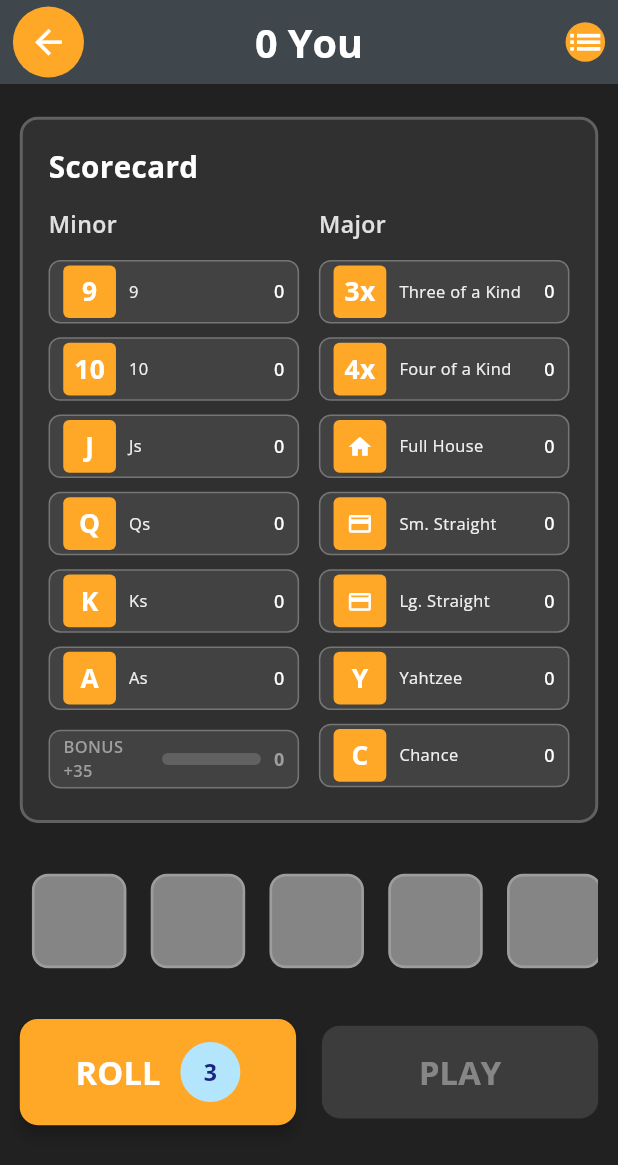
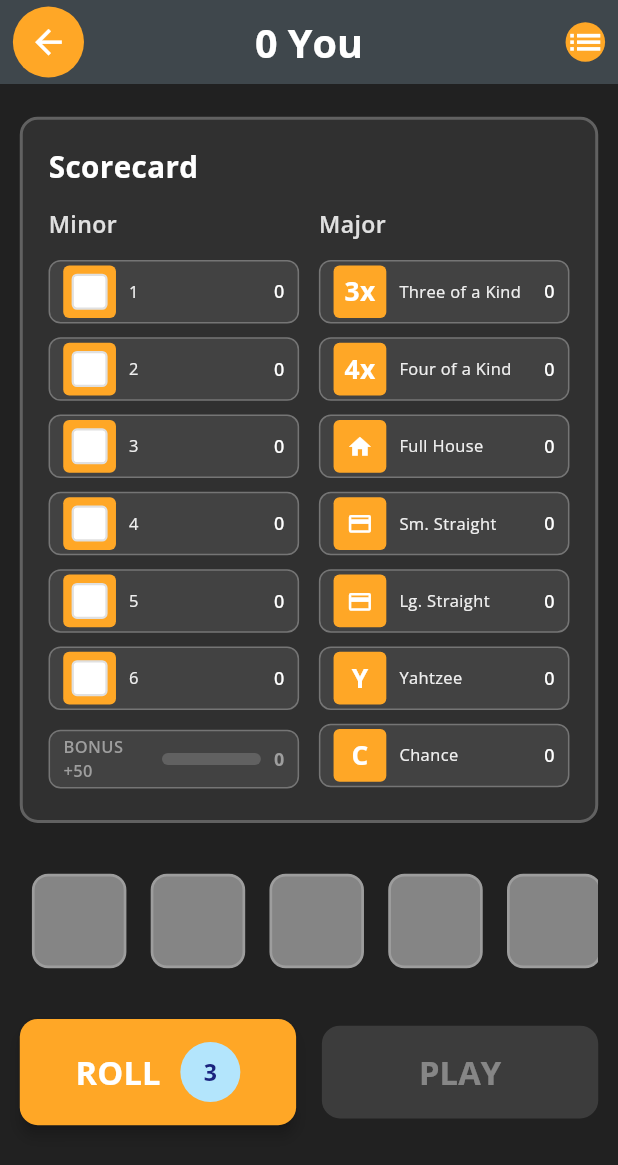
Before and after one commit to carlosroman/poker-dice-app, a Flutter app: the GameScreen screen opened directly, on a phone screen of 412 x 824 dp. Shown: the top 1165 px of the screen. Run offline on Flutter 3.47's test engine with Material 3 defaults, Android fonts, the phone set to English and light mode, and no system bars; our stand-ins replace flutter_riverpod, google_fonts, shared_preferences; accounts and stored records are empty.

Commit message:
feat(game): convert to traditional dice with pips
- Changed dice faces from card values (9,10,J,Q,K,A) to traditional (1-6)
- Created DiceDot widget for rendering dice with pips/dots
- Updated upper section: Ones, Twos, Threes, Fours, Fives, Sixes
- Bonus threshold: 63 → 20, Bonus points: 35 → 50
- Rewrote scoring logic for traditional dice values
- Updated all tests to match new dice values
- All 277 tests pass

```diff
--- a/lib/core/constants/dice_faces.dart
+++ b/lib/core/constants/dice_faces.dart
@@ -4,25 +4,25 @@
 /// game rules, and scoring categories.
 library;
 
-/// Card-style dice faces mapped to indices 0-5.
+/// Traditional dice faces with values 1-6.
 ///
-/// The dice use card-style values instead of traditional pips:
-/// - Index 0: 9
-/// - Index 1: 10
-/// - Index 2: J (Jack)
-/// - Index 3: Q (Queen)
-/// - Index 4: K (King)
-/// - Index 5: A (Ace)
-const List<Object> DICE_FACES = [9, 10, 'J', 'Q', 'K', 'A'];
+/// The dice use traditional pip values:
+/// - 1: Single center pip
+/// - 2: Two pips (diagonal)
+/// - 3: Three pips (diagonal)
+/// - 4: Four pips (corners)
+/// - 5: Five pips (corners + center)
+/// - 6: Six pips (two columns of 3)
+const List<int> DICE_FACES = [1, 2, 3, 4, 5, 6];
 
 /// Maximum number of rolls allowed per turn.
 const int MAX_ROLLS = 3;
 
 /// Minimum sum required in upper section to earn bonus.
-const int BONUS_THRESHOLD = 63;
+const int BONUS_THRESHOLD = 20;
 
 /// Bonus points awarded when upper section sum meets threshold.
-const int BONUS_POINTS = 35;
+const int BONUS_POINTS = 50;
 
 /// Number of dice used in the game.
 const int NUM_DICE = 5;
@@ -30,30 +30,37 @@
 /// Total number of scoring categories.
 ///
 /// Breakdown:
-/// - 6 upper section categories (pairs of each face)
+/// - 6 upper section categories (Ones through Sixes)
 /// - 7 lower section categories (combinations + Chance)
 /// - 1 bonus category
 const int NUM_CATEGORIES = 14;
 
-/// Minor section scoring category names.
+/// Upper section scoring category names.
 ///
-/// Scoring rules (count of matching dice × multiplier):
-/// - 9s: count × 1 (1 each)
-/// - 10s: count × 2 (2 each)
-/// - Js: count × 3 (3 each)
-/// - Qs: count × 4 (4 each)
-/// - Ks: count × 5 (5 each)
-/// - As: count × 6 (6 each)
-const List<String> UPPER_CATEGORIES = ['9s', '10s', 'Js', 'Qs', 'Ks', 'As'];
+/// Scoring rules: sum of all dice matching the category value.
+/// - Ones: sum of all 1s
+/// - Twos: sum of all 2s
+/// - Threes: sum of all 3s
+/// - Fours: sum of all 4s
+/// - Fives: sum of all 5s
+/// - Sixes: sum of all 6s
+const List<String> UPPER_CATEGORIES = [
+  'Ones',
+  'Twos',
+  'Threes',
+  'Fours',
+  'Fives',
+  'Sixes',
+];
 
-/// Major section scoring category names.
+/// Lower section scoring category names.
 ///
 /// Scoring rules:
 /// - Three of a Kind: sum of all dice
 /// - Four of a Kind: sum of all dice
 /// - Full House: 25 points
-/// - Sm. Straight: 30 points (4 consecutive values)
-/// - Lg. Straight: 40 points (5 consecutive values)
+/// - Sm. Straight: 30 points (5 consecutive: 1-2-3-4-5 or 2-3-4-5-6)
+/// - Lg. Straight: 40 points (6 consecutive: 1-2-3-4-5-6)
 /// - Yahtzee: 50 points (5 same)
 /// - Chance: sum of all dice
 const List<String> LOWER_CATEGORIES = [
--- a/lib/features/ui/screens/game_screen.dart
+++ b/lib/features/ui/screens/game_screen.dart
@@ -8,6 +8,7 @@
 import '../../game/providers/game_provider.dart';
 import '../../score/score_provider.dart';
 import '../widgets/dice_card.dart';
+import '../widgets/dice_dot.dart';
 
 const _animationDuration = Duration(milliseconds: 300);
 const _fadeDuration = Duration(milliseconds: 250);
@@ -443,15 +444,6 @@
     _ResponsiveSizes sizes,
   ) {
     final majorCategories = LOWER_CATEGORIES;
-    final majorIcons = [
-      '3x',
-      '4x',
-      Icons.home,
-      Icons.credit_card,
-      Icons.credit_card,
-      'Y',
-      'C',
-    ];
 
     return Column(
       crossAxisAlignment: CrossAxisAlignment.start,
@@ -474,7 +466,7 @@
 
           return _buildScoreRow(
             context,
-            icon: majorIcons[index - 6],
+            icon: _buildMajorIcon(index - 6, sizes),
             category: category,
             isScored: isScored,
             scoredValue: scoredValue,
@@ -493,7 +485,7 @@
   /// Builds a single score row with icon, score box, and potential score.
   Widget _buildScoreRow(
     BuildContext context, {
-    required Object icon,
+    required Widget icon,
     required String category,
     required bool isScored,
     required int scoredValue,
@@ -544,13 +536,7 @@
                         : const Color(0xFFFFA726),
                     borderRadius: BorderRadius.circular(4),
                   ),
-                  child: Center(
-                    child: _buildIconWidget(
-                      icon,
-                      isIcon: icon is IconData,
-                      sizes: sizes,
-                    ),
-                  ),
+                  child: Center(child: icon),
                 ),
                 SizedBox(width: sizes.spacingSmall + 2),
                 // Category name
@@ -1059,7 +1045,7 @@
               ),
               SizedBox(height: sizes.spacingSmall - 2),
               Text(
-                'Score pairs of each face value (9, 10, J, Q, K, A).',
+                'Score the sum of each die value (1-6).',
                 style: GoogleFonts.openSans(
                   color: Colors.grey[300],
                   fontSize: sizes.fontSizeSmall + 2,
@@ -1099,21 +1085,21 @@
                 ),
               ),
               Text(
-                '• Full House: Sum of all dice (3+2)',
+                '• Full House: 25 points (3+2)',
                 style: GoogleFonts.openSans(
                   color: Colors.grey[300],
                   fontSize: sizes.fontSizeSmall + 2,
                 ),
               ),
               Text(
-                '• Small Straight: 25 points (5 consecutive)',
+                '• Small Straight: 30 points (5 consecutive: 1-2-3-4-5 or 2-3-4-5-6)',
                 style: GoogleFonts.openSans(
                   color: Colors.grey[300],
                   fontSize: sizes.fontSizeSmall + 2,
                 ),
               ),
               Text(
-                '• Large Straight: 25 points (6 consecutive)',
+                '• Large Straight: 40 points (6 consecutive: 1-2-3-4-5-6)',
                 style: GoogleFonts.openSans(
                   color: Colors.grey[300],
                   fontSize: sizes.fontSizeSmall + 2,
@@ -1145,17 +1131,62 @@
     );
   }
 
-  /// Returns the icon widget based on whether it's an icon data or text.
-  Widget _buildIconWidget(
-    Object icon, {
-    required bool isIcon,
-    required _ResponsiveSizes sizes,
-  }) {
-    if (isIcon) {
-      return Icon(icon as IconData, color: Colors.white, size: sizes.iconSize);
-    } else {
+  /// Builds the icon for major section categories.
+  Widget _buildMajorIcon(int index, _ResponsiveSizes sizes) {
+    switch (index) {
+      case 0: // Three of a Kind
         return Text(
-        icon.toString(),
+          '3x',
+          style: GoogleFonts.openSans(
+            fontSize: sizes.iconSize,
+            color: Colors.white,
+            fontWeight: FontWeight.bold,
+          ),
+        );
+      case 1: // Four of a Kind
+        return Text(
+          '4x',
+          style: GoogleFonts.openSans(
+            fontSize: sizes.iconSize,
+            color: Colors.white,
+            fontWeight: FontWeight.bold,
+          ),
+        );
+      case 2: // Full House
+        return Icon(Icons.home, color: Colors.white, size: sizes.iconSize);
+      case 3: // Sm. Straight
+        return Icon(
+          Icons.credit_card,
+          color: Colors.white,
+          size: sizes.iconSize,
+        );
+      case 4: // Lg. Straight
+        return Icon(
+          Icons.credit_card,
+          color: Colors.white,
+          size: sizes.iconSize,
+        );
+      case 5: // Yahtzee
+        return Text(
+          'Y',
+          style: GoogleFonts.openSans(
+            fontSize: sizes.iconSize,
+            color: Colors.white,
+            fontWeight: FontWeight.bold,
+          ),
+        );
+      case 6: // Chance
+        return Text(
+          'C',
+          style: GoogleFonts.openSans(
+            fontSize: sizes.iconSize,
+            color: Colors.white,
+            fontWeight: FontWeight.bold,
+          ),
+        );
+      default:
+        return Text(
+          '?',
           style: GoogleFonts.openSans(
             fontSize: sizes.iconSize,
             color: Colors.white,
@@ -1166,33 +1197,22 @@
   }
 
   /// Extracts the die face value from category name.
+  /// Returns the numeric value (1-6) for upper section categories.
   String _getDieFaceValue(String categoryName) {
-    if (categoryName.contains('9')) return '9';
-    if (categoryName.contains('10')) return '10';
-    if (categoryName.contains('Jacks')) return 'J';
-    if (categoryName.contains('Queens')) return 'Q';
-    if (categoryName.contains('Kings')) return 'K';
-    if (categoryName.contains('Aces')) return 'A';
+    if (categoryName == 'Ones') return '1';
+    if (categoryName == 'Twos') return '2';
+    if (categoryName == 'Threes') return '3';
+    if (categoryName == 'Fours') return '4';
+    if (categoryName == 'Fives') return '5';
+    if (categoryName == 'Sixes') return '6';
     return categoryName;
   }
 
-  /// Returns the icon for a dice face value.
-  Object _getDiceFaceIcon(int index) {
-    switch (index) {
-      case 0:
-        return '9';
-      case 1:
-        return '10';
-      case 2:
-        return 'J';
-      case 3:
-        return 'Q';
-      case 4:
-        return 'K';
-      case 5:
-        return 'A';
-      default:
-        return '?';
+  /// Returns the icon for a dice face value (1-6).
+  /// Returns a DiceDot widget for proper pip display.
+  Widget _getDiceFaceIcon(int index) {
+    // index 0-5 maps to values 1-6
+    final diceValue = index + 1;
+    return DiceDot(value: diceValue, size: 24.0, pipColor: Colors.white);
   }
 }
-}
--- a/lib/features/ui/widgets/dice_card.dart
+++ b/lib/features/ui/widgets/dice_card.dart
@@ -1,12 +1,12 @@
 import 'package:flutter/material.dart';
-import '../../../core/constants/dice_faces.dart';
+import 'dice_dot.dart';
 
-/// A card-style dice widget for the Poker Dice game.
+/// A dice widget for the Poker Dice (Yatzy) game.
 ///
-/// Displays a dice face with card-style values (9, 10, J, Q, K, A)
+/// Displays a dice face with traditional pips (dots) for values 1-6
 /// and supports hold functionality with visual feedback.
 class DiceCard extends StatefulWidget {
-  /// The dice value (index 0-5 for card faces: 9, 10, J, Q, K, A).
+  /// The dice value (1-6 for traditional dice faces).
   /// Null means the dice is unrolled/blank.
   final int? value;
 
@@ -42,7 +42,6 @@
   static const double _cardHeight = 70.0;
   static const double _borderWidth = 2.0;
   static const Color _diceBackgroundColor = Colors.white;
-  static const Color _diceTextColor = Colors.black;
   static const Color _heldBorderColor = Color(0xFFFF6F00);
   static const Color _unrolledDiceBackgroundColor = Colors.grey;
 
@@ -122,10 +121,6 @@
     super.dispose();
   }
 
-  /// Gets the display text for the dice value.
-  String get _faceText =>
-      widget.value != null ? DICE_FACES[widget.value!].toString() : '';
-
   @override
   Widget build(BuildContext context) {
     return AnimatedBuilder(
@@ -177,18 +172,15 @@
                   ]
                 : [],
           ),
-          child: Center(
-            child: Text(
-              _faceText,
-              style: TextStyle(
-                fontSize: 24.0,
-                fontWeight: FontWeight.bold,
-                color: widget.value != null
-                    ? _diceTextColor
-                    : Colors.grey[500]!,
-              ),
-            ),
-          ),
+          child: widget.value != null
+              ? DiceDot(
+                  value: widget.value!,
+                  size: _cardWidth * 0.7,
+                  pipColor: Colors.black,
+                )
+              : const Center(
+                  child: Icon(Icons.remove, color: Colors.grey, size: 32.0),
+                ),
         ),
       ),
     );
--- /dev/null
+++ b/lib/features/ui/widgets/dice_dot.dart
@@ -0,0 +1,113 @@
+import 'package:flutter/material.dart';
+
+/// A widget that renders dice faces with traditional pips (dots).
+///
+/// Displays dice values 1-6 with proper pip arrangements:
+/// - 1: Center dot
+/// - 2: Top-left and bottom-right
+/// - 3: Top-left, center, bottom-right
+/// - 4: Four corners
+/// - 5: Four corners + center
+/// - 6: Two columns of 3
+class DiceDot extends StatelessWidget {
+  /// The dice value (1-6).
+  final int value;
+
+  /// The size of the dice face.
+  final double size;
+
+  /// The color of the pips.
+  final Color pipColor;
+
+  /// Creates a [DiceDot] widget.
+  const DiceDot({
+    super.key,
+    required this.value,
+    this.size = 50.0,
+    this.pipColor = Colors.black,
+  });
+
+  @override
+  Widget build(BuildContext context) {
+    // Define pip positions based on dice value
+    final positions = _getPipPositions(value);
+
+    return Container(
+      width: size,
+      height: size,
+      decoration: BoxDecoration(
+        color: Colors.white,
+        borderRadius: BorderRadius.circular(size * 0.15),
+        border: Border.all(color: Colors.grey[300]!, width: 1.5),
+      ),
+      child: Stack(
+        children: positions.map((position) {
+          return Positioned(
+            left: position['left'],
+            top: position['top'],
+            child: Container(
+              width: size * 0.18,
+              height: size * 0.18,
+              decoration: BoxDecoration(
+                color: pipColor,
+                shape: BoxShape.circle,
+              ),
+            ),
+          );
+        }).toList(),
+      ),
+    );
+  }
+
+  /// Returns the pip positions for a given dice value.
+  List<Map<String, double>> _getPipPositions(int value) {
+    final positions = <Map<String, double>>[];
+
+    switch (value) {
+      case 1:
+        // Center pip
+        positions.add({'left': 35.0, 'top': 35.0});
+        break;
+      case 2:
+        // Top-left and bottom-right
+        positions.add({'left': 10.0, 'top': 10.0});
+        positions.add({'left': 60.0, 'top': 60.0});
+        break;
+      case 3:
+        // Top-left, center, bottom-right
+        positions.add({'left': 10.0, 'top': 10.0});
+        positions.add({'left': 35.0, 'top': 35.0});
+        positions.add({'left': 60.0, 'top': 60.0});
+        break;
+      case 4:
+        // Four corners
+        positions.add({'left': 10.0, 'top': 10.0});
+        positions.add({'left': 60.0, 'top': 10.0});
+        positions.add({'left': 10.0, 'top': 60.0});
+        positions.add({'left': 60.0, 'top': 60.0});
+        break;
+      case 5:
+        // Four corners + center
+        positions.add({'left': 10.0, 'top': 10.0});
+        positions.add({'left': 60.0, 'top': 10.0});
+        positions.add({'left': 10.0, 'top': 60.0});
+        positions.add({'left': 60.0, 'top': 60.0});
+        positions.add({'left': 35.0, 'top': 35.0});
+        break;
+      case 6:
+        // Two columns of 3
+        positions.add({'left': 10.0, 'top': 10.0});
+        positions.add({'left': 60.0, 'top': 10.0});
+        positions.add({'left': 10.0, 'top': 35.0});
+        positions.add({'left': 60.0, 'top': 35.0});
+        positions.add({'left': 10.0, 'top': 60.0});
+        positions.add({'left': 60.0, 'top': 60.0});
+        break;
+      default:
+        // Default to empty dice
+        break;
+    }
+
+    return positions;
+  }
+}
```
Also changed, not shown: lib/features/game/logic/scoring.dart (+88 -123 lines), lib/features/game/models/dice.dart (+6 -16 lines), lib/features/game/providers/game_provider.dart (+10 -10 lines), 4 other files. Lines whose indentation alone changed are shown as unchanged.
